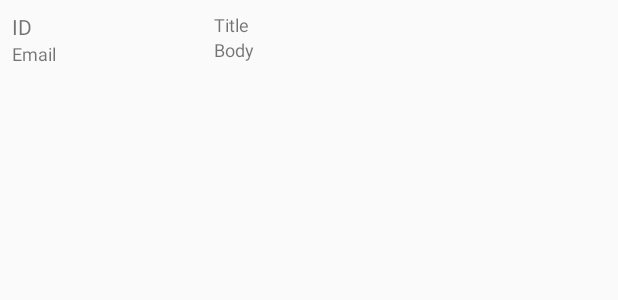
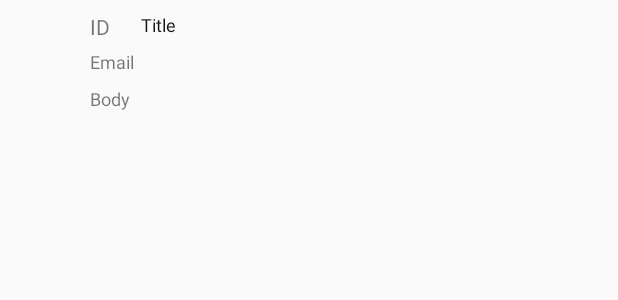
Before and after one commit to taypham/Android-app-RESTClient, an Android app: the layout comment_layout.xml on its own in the app's theme, with its tools: preview values and no code run, on a phone screen of 412 x 824 dp. Shown: the top 300 px of the screen. Run offline under Robolectric (Android 15) with nearby library versions, the phone set to English and light mode, and no system bars.

Commit message:
maps working

```diff
--- a/app/src/main/res/layout/activity_user_view.xml
+++ b/app/src/main/res/layout/activity_user_view.xml
@@ -81,8 +81,8 @@
 
     <Button
         android:id="@+id/btnMap"
-        android:layout_width="wrap_content"
-        android:layout_height="wrap_content"
+        android:layout_width="67dp"
+        android:layout_height="38dp"
         android:layout_marginStart="15dp"
         android:layout_marginTop="15dp"
         android:layout_marginEnd="30dp"
@@ -94,7 +94,7 @@
     <TextView
         android:id="@+id/tvLat"
         android:layout_width="269dp"
-        android:layout_height="18dp"
+        android:layout_height="wrap_content"
         android:layout_marginStart="132dp"
         android:layout_marginEnd="10dp"
         android:layout_marginBottom="16dp"
--- a/app/src/main/res/layout/comment_layout.xml
+++ b/app/src/main/res/layout/comment_layout.xml
@@ -10,22 +10,26 @@
         android:id="@+id/tvCommentEmail"
         android:layout_width="0dp"
         android:layout_height="wrap_content"
-        android:layout_marginStart="8dp"
+        android:layout_marginStart="60dp"
+        android:layout_marginTop="8dp"
+        android:layout_marginEnd="8dp"
         android:text="Email"
         android:textSize="12sp"
-        app:layout_constraintEnd_toStartOf="@+id/tvCommentBody"
+        app:layout_constraintEnd_toEndOf="parent"
         app:layout_constraintStart_toStartOf="parent"
-        app:layout_constraintTop_toBottomOf="@+id/tvCommentId" />
+        app:layout_constraintTop_toBottomOf="@+id/tvCommentTitle" />
 
     <TextView
         android:id="@+id/tvCommentTitle"
-        android:layout_width="261dp"
-        android:layout_height="wrap_content"
+        android:layout_width="310dp"
+        android:layout_height="0dp"
         android:layout_marginTop="8dp"
         android:layout_marginEnd="8dp"
         android:text="Title"
+        android:textColor="#151515"
         android:textSize="12sp"
         app:layout_constraintEnd_toEndOf="parent"
+        app:layout_constraintHorizontal_bias="0.277"
         app:layout_constraintStart_toEndOf="@+id/tvCommentId"
         app:layout_constraintTop_toTopOf="parent" />
 
@@ -33,23 +37,25 @@
         android:id="@+id/tvCommentId"
         android:layout_width="0dp"
         android:layout_height="wrap_content"
-        android:layout_marginStart="8dp"
+        android:layout_marginStart="60dp"
         android:layout_marginTop="8dp"
+        android:layout_marginEnd="8dp"
         android:text="ID"
         android:textSize="14sp"
-        app:layout_constraintEnd_toStartOf="@+id/tvCommentBody"
+        app:layout_constraintEnd_toStartOf="@+id/tvCommentTitle"
         app:layout_constraintStart_toStartOf="parent"
         app:layout_constraintTop_toTopOf="parent" />
 
     <TextView
         android:id="@+id/tvCommentBody"
-        android:layout_width="261dp"
+        android:layout_width="0dp"
         android:layout_height="wrap_content"
+        android:layout_marginStart="60dp"
+        android:layout_marginTop="8dp"
         android:layout_marginEnd="8dp"
         android:text="Body"
         android:textSize="12sp"
         app:layout_constraintEnd_toEndOf="parent"
-        app:layout_constraintHorizontal_bias="1.0"
-        app:layout_constraintStart_toEndOf="@+id/tvCommentEmail"
-        app:layout_constraintTop_toBottomOf="@+id/tvCommentTitle" />
+        app:layout_constraintStart_toStartOf="parent"
+        app:layout_constraintTop_toBottomOf="@+id/tvCommentEmail" />
 </androidx.constraintlayout.widget.ConstraintLayout>
--- a/app/src/main/res/layout/post_layout.xml
+++ b/app/src/main/res/layout/post_layout.xml
@@ -11,6 +11,7 @@
         android:layout_width="wrap_content"
         android:layout_height="wrap_content"
         android:layout_marginStart="8dp"
+        android:layout_marginTop="8dp"
         android:layout_marginEnd="8dp"
         android:text="ID"
         android:textSize="18sp"
@@ -23,6 +24,7 @@
         android:layout_width="0dp"
         android:layout_height="wrap_content"
         android:layout_marginStart="8dp"
+        android:layout_marginTop="8dp"
         android:layout_marginEnd="8dp"
         android:text="Title"
         android:textColor="#1E1E1E"
```
Also changed, not shown: app/src/main/java/com/csce4623/ahnelson/restclientexample/MapsActivity.java (+8 -5 lines), app/src/main/java/com/csce4623/ahnelson/restclientexample/Model/User.java (+42 -0 lines), app/src/main/java/com/csce4623/ahnelson/restclientexample/UserView.java (+7 -3 lines), app/src/main/res/layout/activity_post_view.xml (+9 -7 lines).
